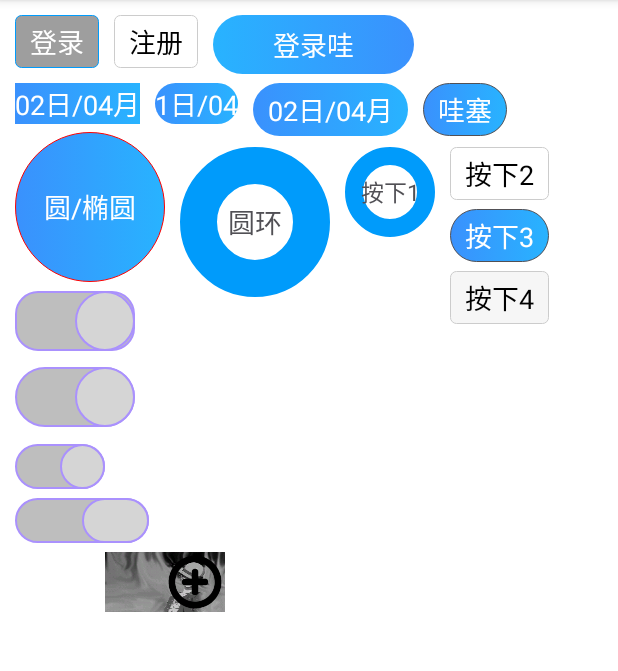
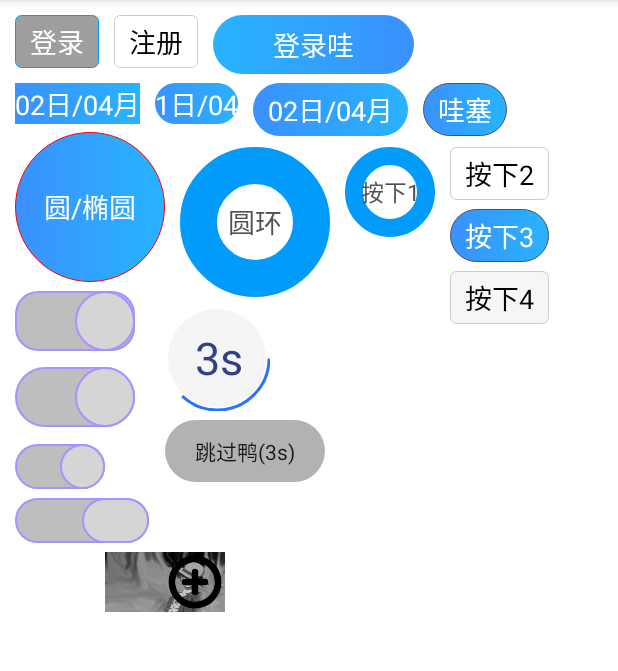
Before and after one commit to FanChael/CommonUI, an Android app: the screen it shows after launch (MainActivity), on a phone screen of 412 x 824 dp, the part 84-755 px from its top. Run offline under Robolectric (Android 15) with nearby library versions, the phone set to English and light mode, and no system bars; 1 statement that could not run was skipped.

Commit message:
添加倒计时控件(自定义圆形、圆角);

```diff
--- a/app/src/main/java/com/hl/commonuitest/MainActivity.kt
+++ b/app/src/main/java/com/hl/commonuitest/MainActivity.kt
@@ -1,15 +1,47 @@
 package com.hl.commonuitest
 
+import android.content.Context
 import android.support.v7.app.AppCompatActivity
 import android.os.Bundle
+import android.view.View
+import android.widget.Toast
+import com.hl.commonui.event.EventListenner
 import kotlinx.android.synthetic.main.activity_main.*
 
 class MainActivity : AppCompatActivity() {
+
+    /**
+     * 计时器回调鸭
+     */
+    class CallBack: EventListenner.CounterCallBack{
+        var mcontext:Context
+
+        constructor(context: Context){
+            mcontext = context
+        }
+
+        override fun onTick(millisUntilFinished: Long) {
+        }
+
+        override fun onFinish() {
+            Toast.makeText(mcontext, "结束了", Toast.LENGTH_SHORT).show()
+        }
+
+        override fun onClick(view: View?) {
+            Toast.makeText(mcontext, "点我鸭", Toast.LENGTH_SHORT).show()
+        }
+
+    }
 
     override fun onCreate(savedInstanceState: Bundle?) {
         super.onCreate(savedInstanceState)
         setContentView(R.layout.activity_main)
         //am_loginTv.text = stringFromJNI()
+        var callBack = CallBack(this)
+        am_counterCircle.setCounterCallBack(callBack)
+        am_counterCircle.start()
+        am_counterOval.setCounterCallBack(callBack)
+        am_counterOval.start()
     }
 
     /**
--- a/app/src/main/res/layout/activity_main.xml
+++ b/app/src/main/res/layout/activity_main.xml
@@ -359,4 +359,37 @@
         app:s_thumb_s_drawble="@drawable/test"
         app:s_track_drawble="@drawable/testa"
         app:s_track_s_drawble="@drawable/testb" />
+
+    <!--圆形倒计时-->
+    <com.hl.commonui.CounterCircleView
+        android:id="@+id/am_counterCircle"
+        android:layout_width="50dp"
+        android:layout_height="50dp"
+        android:layout_marginLeft="20dp"
+        android:layout_marginTop="6dp"
+        app:layout_constraintStart_toEndOf="@+id/am_switchSSa"
+        app:layout_constraintTop_toBottomOf="@+id/am_loginTv7"
+        app:s_c_b_percent="false"
+        app:s_c_b_showouter="true"
+        app:s_c_counter_number="10"
+        app:s_c_inner_color="#000000"
+        app:s_c_inner_color_alpha="10"
+        app:s_c_out_size="2dp"
+        app:s_c_outer_color="#2773FF"
+        app:s_c_text_color="#334081" />
+
+    <!--圆角倒计时-->
+    <com.hl.commonui.CounterOvalView
+        android:id="@+id/am_counterOval"
+        android:layout_width="wrap_content"
+        android:layout_height="wrap_content"
+        android:layout_marginLeft="20dp"
+        android:layout_marginTop="6dp"
+        android:text="@color/white"
+        app:layout_constraintStart_toEndOf="@+id/am_switchSSa"
+        app:layout_constraintTop_toBottomOf="@+id/am_counterCircle"
+        app:s_c_corners="80dp"
+        app:s_c_counter_number="10"
+        app:s_c_inner_color="#60333333"
+        app:s_c_prefix="跳过鸭" />
 </android.support.constraint.ConstraintLayout>
--- /dev/null
+++ b/uilibrary/src/main/java/com/hl/commonui/CounterCircleView.java
@@ -0,0 +1,268 @@
+package com.hl.commonui;
+
+import android.annotation.TargetApi;
+import android.content.Context;
+import android.content.res.TypedArray;
+import android.graphics.Canvas;
+import android.graphics.Color;
+import android.graphics.Paint;
+import android.graphics.Rect;
+import android.graphics.RectF;
+import android.os.Build;
+import android.os.CountDownTimer;
+import android.support.annotation.Nullable;
+import android.util.AttributeSet;
+import android.view.View;
+
+import com.hl.commonui.event.EventListenner;
+import com.hl.commonui.utils.DensityUtil;
+
+/*
+ *@Description: 圆形倒计时控件
+ *@Author: hl
+ *@Time: 2019/4/4 16:39
+ */
+public class CounterCircleView extends View {
+    private Paint painter;
+    private Paint painterTv;
+    private Paint painterOuter;
+
+    private int size;
+    private int halfSize;
+    private int in_radius;
+    private int text_size;
+    private RectF mCircle;
+
+    private boolean bUserStart = false;
+    private CountDownTimer countDownTimer;
+    private String percentS = 50 + "%";
+    private float swipeAngle = 360;
+
+    /**
+     * 用户可配置信息
+     */
+    private float counter_number = 10;
+    private boolean bPercent = false;
+    private boolean bShowOuter = true;
+    private int out_size = 10;
+    private int textColor; //= "#334081";
+    private int innerColor; // "#000000";
+    private int innerColorAlpha = 10;
+    private int outerColor; // "#2773FF";
+
+    private EventListenner.CounterCallBack counterCallBack = null;
+
+    public CounterCircleView(Context context) {
+        this(context, null);
+    }
+
+    public CounterCircleView(Context context, @Nullable AttributeSet attrs) {
+        this(context, attrs, 0);
+    }
+
+    public CounterCircleView(Context context, @Nullable AttributeSet attrs, int defStyleAttr) {
+        this(context, attrs, defStyleAttr, 0);
+    }
+
+    @TargetApi(Build.VERSION_CODES.LOLLIPOP)
+    public CounterCircleView(Context context, @Nullable AttributeSet attrs, int defStyleAttr, int defStyleRes) {
+        super(context, attrs, defStyleAttr, defStyleRes);
+        intStyledAttributes(context, attrs, defStyleAttr);
+    }
+
+    @Override
+    protected void onMeasure(int widthMeasureSpec, int heightMeasureSpec) {
+        //super.onMeasure(widthMeasureSpec, heightMeasureSpec);
+        ///< 矫正控件的大小
+        size = getMeasuredWidth();
+        if (bPercent) {
+            size = size < 130 ? 130 : size;
+        } else {
+            size = size < 105 ? 105 : size;
+        }
+        setMeasuredDimension(size, size);
+    }
+
+    @Override
+    protected void onLayout(boolean changed, int left, int top, int right, int bottom) {
+        super.onLayout(changed, left, top, right, bottom);
+        initView();
+    }
+
+    @Override
+    protected void onDraw(Canvas canvas) {
+        super.onDraw(canvas);
+        ///< 绘制一个圆圈吧-> drawCircle(float cx, float cy, float radius, Paint paint)
+        canvas.drawCircle(halfSize, halfSize, in_radius, painter);
+
+        ///< 绘制圆圈中心的进度
+        Rect txRect = new Rect();
+        painterTv.getTextBounds(percentS, 0, percentS.length(), txRect);
+        ///< 关于起点，涉及到基线相关的知识(目前可以姑且暂时理解为绘制起始点是左下角)
+        canvas.drawText(percentS,
+                halfSize - txRect.width() / 2, halfSize + txRect.height() / 2,
+                painterTv);
+
+        if (bShowOuter) {
+            ///< 绘制外圈进度
+            canvas.drawArc(mCircle, 360,
+                    swipeAngle,
+                    false, painterOuter);
+        }
+    }
+
+    @Override
+    protected void onDetachedFromWindow() {
+        super.onDetachedFromWindow();
+        if (null != countDownTimer) {
+            countDownTimer.cancel();
+            countDownTimer = null;
+        }
+    }
+
+    /**
+     * 设置倒计时回调
+     * @param counterCallBack
+     */
+    public void setCounterCallBack(EventListenner.CounterCallBack counterCallBack) {
+        this.counterCallBack = counterCallBack;
+    }
+
+    /**
+     * 启动定时
+     */
+    public void start(){
+        bUserStart = true;
+        if (null != countDownTimer) {
+            countDownTimer.start();
+        }
+    }
+
+    /**
+     * 取消定时
+     */
+    public void cancel(){
+        bUserStart = false;
+        if (null != countDownTimer) {
+            countDownTimer.cancel();
+        }
+    }
+
+    /**
+     * 初始化
+     */
+    private void initView() {
+        halfSize = size / 2;
+        in_radius = (size - out_size * 2) / 2;
+        text_size = 45 * size / DensityUtil.dip2px(getContext(), 100);
+        text_size = text_size < 45 ? 45 : text_size;
+
+        ///< 绘制外环
+        mCircle = new RectF(); ///< 外切矩形
+        mCircle.set(out_size / 2,
+                out_size / 2,
+                size - out_size / 2,
+                size - out_size / 2);
+
+        painter = new Paint();
+        painter.setAntiAlias(true);
+        painter.setColor(innerColor);
+        painter.setAlpha(innerColorAlpha);
+
+        painterTv = new Paint();
+        painterTv.setTextSize(text_size);
+        painterTv.setColor(textColor);
+
+        painterOuter = new Paint();
+        painterOuter.setAntiAlias(true);
+        painterOuter.setStrokeWidth(out_size);
+        painterOuter.setStyle(Paint.Style.STROKE);
+        painterOuter.setColor(outerColor);
+
+        /** 倒计时60秒，一次100毫秒 */
+        final float pingLv = 10f;
+        final float circlePercent = 360 / (bPercent ? counter_number * pingLv / 10f : counter_number * pingLv);
+        countDownTimer = new CountDownTimer((long) (bPercent ? (counter_number + 1) / pingLv * 1000 : (counter_number + 1) * 1000), (long) (1000f / pingLv)) {
+            @Override
+            public void onTick(long millisUntilFinished) {
+                if (counter_number < 0.01f) {
+                    counter_number = 0.0f;
+                } else {
+                    if (bPercent) {
+                        counter_number -= 10f / pingLv;
+                    } else {
+                        counter_number -= 1f / pingLv;
+                    }
+                }
+                if (counter_number < 0.01f) {
+                    counter_number = 0.0f;
+                }
+                String showValue = String.valueOf(counter_number);
+                int lastDotPos = showValue.lastIndexOf(".");
+                showValue = showValue.substring(0, showValue.length() > lastDotPos ? lastDotPos + 2 : showValue.length());
+
+                if (!bPercent) {
+                    showValue = (int) Double.parseDouble(showValue) + "";
+                }
+                percentS = showValue + (bPercent ? "%" : "s");
+                swipeAngle -= circlePercent;
+                if (swipeAngle < 0) {
+                    swipeAngle = 0;
+                }
+                invalidate();
+                if (null != counterCallBack) {
+                    counterCallBack.onTick(millisUntilFinished);
+                }
+            }
+
+            @Override
+            public void onFinish() {
+                counter_number = 0;
+                percentS = bPercent ? counter_number + "%" : (int) counter_number + "s";
+                swipeAngle = 0;
+                invalidate();
+                if (null != counterCallBack){
+                    counterCallBack.onFinish();
+                }
+            }
+        };//.start();
+        if (bPercent) {
+            percentS = counter_number + "%";
+        } else {
+            percentS = (int)counter_number + "s";
+        }
+        setOnClickListener(new OnClickListener() {
+            @Override
+            public void onClick(View v) {
+                if (null != counterCallBack) {
+                    counterCallBack.onClick(v);
+                }
+            }
+        });
+        if (bUserStart){
+            if (null != countDownTimer){
+                countDownTimer.start();
+            }
+        }
+    }
+
+    /**
+     * 初始化/获取属性
+     *
+     * @param context
+     * @param attrs
+     * @param defStyleAttr
+     */
+    private void intStyledAttributes(Context context, AttributeSet attrs, int defStyleAttr) {
+        TypedArray ta = context.obtainStyledAttributes(attrs, R.styleable.counterview_styleable);
+
+        counter_number = ta.getFloat(R.styleable.counterview_styleable_s_c_counter_number, 10);
+        bPercent = ta.getBoolean(R.styleable.counterview_styleable_s_c_b_percent, false);
+        bShowOuter = ta.getBoolean(R.styleable.counterview_styleable_s_c_b_showouter, true);
+        out_size = ta.getDimensionPixelOffset(R.styleable.counterview_styleable_s_c_out_size, DensityUtil.dip2px(context, 5));
+        textColor = ta.getColor(R.styleable.counterview_styleable_s_c_text_color, Color.parseColor("#334081"));
+        innerColor = ta.getColor(R.styleable.counterview_styleable_s_c_inner_color, Color.parseColor("#000000"));
+        innerColorAlpha = ta.getInteger(R.styleable.counterview_styleable_s_c_inner_color_alpha, 10);
+        outerColor = ta.getColor(R.styleable.counterview_styleable_s_c_outer_color, Color.parseColor("#2773FF"));
+    }
+}
--- /dev/null
+++ b/uilibrary/src/main/java/com/hl/commonui/CounterOvalView.java
@@ -0,0 +1,200 @@
+package com.hl.commonui;
+
+import android.content.Context;
+import android.content.res.TypedArray;
+import android.graphics.Color;
+import android.graphics.drawable.GradientDrawable;
+import android.os.Build;
+import android.os.CountDownTimer;
+import android.util.AttributeSet;
+import android.view.View;
+
+import com.hl.commonui.event.EventListenner;
+import com.hl.commonui.utils.DensityUtil;
+
+/*
+ *@Description: 圆角倒计时控件
+ *@Author: hl
+ *@Time: 2019/4/4 16:39
+ */
+public class CounterOvalView extends android.support.v7.widget.AppCompatTextView {
+    private CountDownTimer countDownTimer;
+    private String percentS = 50 + "%";
+
+    /**
+     * 用户可配置信息
+     */
+    private String prefix = "跳过";
+    private float counter_number = 10;
+    private boolean bPercent = false;
+    private int innerColor;
+    private int corners = 100;
+
+    private EventListenner.CounterCallBack counterCallBack = null;
+
+    public CounterOvalView(Context context) {
+       this(context, null);
+    }
+
+    public CounterOvalView(Context context, AttributeSet attrs) {
+        this(context, attrs, 0);
+    }
+
+    public CounterOvalView(Context context, AttributeSet attrs, int defStyleAttr) {
+        super(context, attrs, defStyleAttr);
+        intStyledAttributes(context, attrs, defStyleAttr);
+        setAttributes(context);
+        initView(context);
+    }
+
+    @Override
+    protected void onDetachedFromWindow() {
+        super.onDetachedFromWindow();
+        if (null != countDownTimer) {
+            countDownTimer.cancel();
+            countDownTimer = null;
+        }
+    }
+
+    /**
+     * 设置倒计时回调
+     * @param counterCallBack
+     */
+    public void setCounterCallBack(EventListenner.CounterCallBack counterCallBack) {
+        this.counterCallBack = counterCallBack;
+    }
+
+    /**
+     * 启动定时
+     */
+    public void start(){
+        if (null != countDownTimer) {
+            countDownTimer.start();
+        }
+    }
+
+    /**
+     * 取消定时
+     */
+    public void cancel(){
+        if (null != countDownTimer) {
+            countDownTimer.cancel();
+        }
+    }
+
+    /**
+     * 初始化/获取属性
+     *
+     * @param context
+     * @param attrs
+     * @param defStyleAttr
+     */
+    private void intStyledAttributes(Context context, AttributeSet attrs, int defStyleAttr) {
+        TypedArray ta = context.obtainStyledAttributes(attrs, R.styleable.counterview_styleable);
+        counter_number = ta.getFloat(R.styleable.counterview_styleable_s_c_counter_number, 10);
+        innerColor = ta.getColor(R.styleable.counterview_styleable_s_c_inner_color, Color.parseColor("#60333333"));
+        bPercent = ta.getBoolean(R.styleable.counterview_styleable_s_c_b_percent, false);
+        corners = ta.getDimensionPixelOffset(R.styleable.counterview_styleable_s_c_corners,DensityUtil.dip2px(context, 80));
+        prefix = ta.getString(R.styleable.counterview_styleable_s_c_prefix);
+    }
+
+    /**
+     * 设置属性
+     * @param context
+     */
+    private void setAttributes(Context context) {
+        GradientDrawable gd = new GradientDrawable();
+        gd.setShape(GradientDrawable.RECTANGLE);
+        gd.setColor(innerColor);
+        setPadding(DensityUtil.dip2px(context, 20),
+                DensityUtil.dip2px(context, 10),
+                DensityUtil.dip2px(context, 20),
+                DensityUtil.dip2px(context, 10));
+        gd.setCornerRadius(corners);
+        if (Build.VERSION.SDK_INT >= Build.VERSION_CODES.JELLY_BEAN) {
+            setBackground(gd);
+        }else{
+            setBackgroundDrawable(gd);
+        }
+    }
+
+    /**
+     * 初始化界面
+     * @param context
+     */
+    private void initView(Context context) {
+        /** 倒计时60秒，一次100毫秒 */
+        final float pingLv = 10f;
+        //        final float circlePercent = 360 / (bPercent ? counter_number * pingLv / 10f : counter_number * pingLv);
+        countDownTimer = new CountDownTimer((long) (bPercent ? (counter_number + 1) / pingLv * 1000 : (counter_number + 1) * 1000), (long) (1000f / pingLv)) {
+            @Override
+            public void onTick(long millisUntilFinished) {
+                if (counter_number < 0.01f) {
+                    counter_number = 0.0f;
+                } else {
+                    if (bPercent) {
+                        counter_number -= 10f / pingLv;
+                    } else {
+                        counter_number -= 1f / pingLv;
+                    }
+                }
+                if (counter_number < 0.01f) {
+                    counter_number = 0.0f;
+                }
+                String showValue = String.valueOf(counter_number);
+                int lastDotPos = showValue.lastIndexOf(".");
+                showValue = showValue.substring(0, showValue.length() > lastDotPos ? lastDotPos + 2 : showValue.length());
+
+                if (!bPercent) {
+                    showValue = (int) Double.parseDouble(showValue) + "";
+                }
+                percentS = showValue + (bPercent ? "%" : "s");
+                //                swipeAngle -= circlePercent;
+                //                if (swipeAngle < 0) {
+                //                    swipeAngle = 0;
+                //                }
+                if (!bPercent && null != prefix && !prefix.equals("")){
+                    setText(prefix + "(" + percentS + ")");
+                }else{
+                    setText(percentS);
+                }
+                if (null != counterCallBack) {
+                    counterCallBack.onTick(millisUntilFinished);
+                }
+            }
+
+            @Override
+            public void onFinish() {
+                counter_number = 0;
+                percentS = bPercent ? counter_number + "%" : (int) counter_number + "s";
+                //                swipeAngle = 0;
+                if (!bPercent && null != prefix && !prefix.equals("")){
+                    setText(prefix + "(" + percentS + ")");
+                }else{
+                    setText(percentS);
+                }
+                if (null != counterCallBack){
+                    counterCallBack.onFinish();
+                }
+            }
+        };//.start();
+        if (bPercent) {
+            percentS = counter_number + "%";
+        } else {
+            percentS = (int)counter_number + "s";
+        }
+        if (!bPercent && null != prefix && !prefix.equals("")){
+            setText(prefix + "(" + percentS + ")");
+        }else{
+            setText(percentS);
+        }
+        setOnClickListener(new OnClickListener() {
+            @Override
+            public void onClick(View v) {
+                if (null != counterCallBack) {
+                    counterCallBack.onClick(v);
+                }
+            }
+        });
+    }
+}
```
Also changed, not shown: uilibrary/src/main/java/com/hl/commonui/event/EventListenner.java (added, +19 -0 lines), uilibrary/src/main/res/values/attrs.xml (+28 -0 lines), 1 other file.
